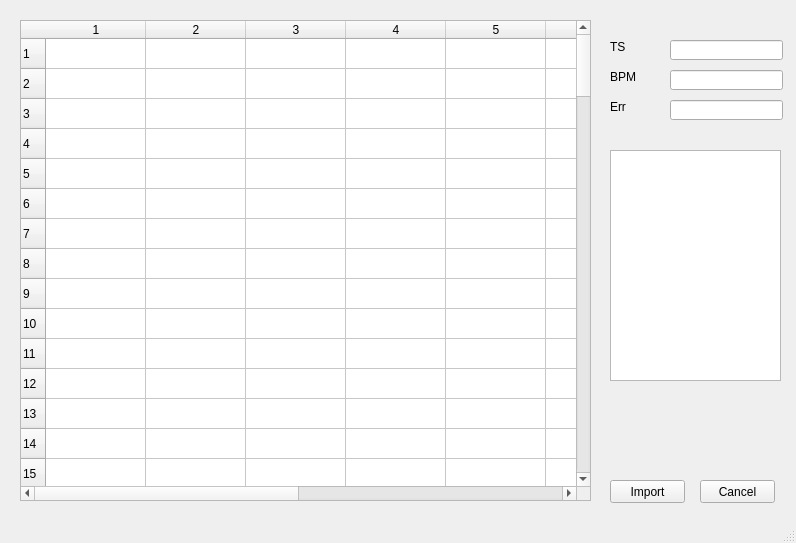
Old version of the form gui/nf_import_window.ui in the repository nh2oh/au.
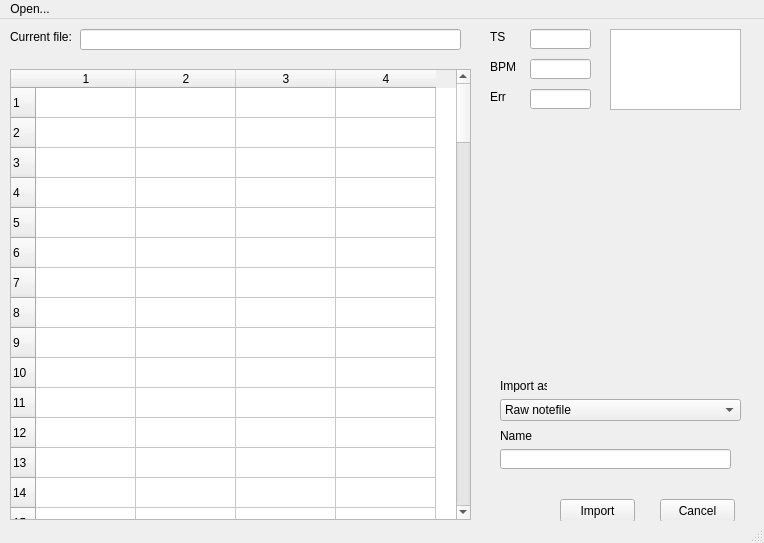
New version of the form.

Commit message: more notefile import

```diff
--- a/gui/nf_import_window.ui
+++ b/gui/nf_import_window.ui
@@ -6,7 +6,7 @@
    <rect>
     <x>0</x>
     <y>0</y>
-    <width>796</width>
+    <width>764</width>
     <height>543</height>
    </rect>
   </property>
@@ -17,17 +17,17 @@
    <widget class="QTableWidget" name="nf_data">
     <property name="geometry">
      <rect>
-      <x>20</x>
-      <y>20</y>
-      <width>571</width>
-      <height>481</height>
+      <x>10</x>
+      <y>50</y>
+      <width>461</width>
+      <height>451</height>
      </rect>
     </property>
     <property name="rowCount">
      <number>100</number>
     </property>
     <property name="columnCount">
-     <number>10</number>
+     <number>4</number>
     </property>
     <row/>
     <row/>
@@ -133,17 +133,11 @@
     <column/>
     <column/>
     <column/>
-    <column/>
-    <column/>
-    <column/>
-    <column/>
-    <column/>
-    <column/>
    </widget>
    <widget class="QPushButton" name="cancel">
     <property name="geometry">
      <rect>
-      <x>700</x>
+      <x>660</x>
       <y>480</y>
       <width>75</width>
       <height>23</height>
@@ -156,7 +150,7 @@
    <widget class="QPushButton" name="import_2">
     <property name="geometry">
      <rect>
-      <x>610</x>
+      <x>560</x>
       <y>480</y>
       <width>75</width>
       <height>23</height>
@@ -169,9 +163,9 @@
    <widget class="QLineEdit" name="ts">
     <property name="geometry">
      <rect>
-      <x>670</x>
-      <y>40</y>
-      <width>113</width>
+      <x>530</x>
+      <y>10</y>
+      <width>61</width>
       <height>20</height>
      </rect>
     </property>
@@ -179,9 +173,9 @@
    <widget class="QLineEdit" name="bpm">
     <property name="geometry">
      <rect>
-      <x>670</x>
-      <y>70</y>
-      <width>113</width>
+      <x>530</x>
+      <y>40</y>
+      <width>61</width>
       <height>20</height>
      </rect>
     </property>
@@ -189,10 +183,10 @@
    <widget class="QLabel" name="label">
     <property name="geometry">
      <rect>
-      <x>610</x>
-      <y>40</y>
-      <width>47</width>
-      <height>13</height>
+      <x>490</x>
+      <y>10</y>
+      <width>31</width>
+      <height>16</height>
      </rect>
     </property>
     <property name="text">
@@ -202,10 +196,10 @@
    <widget class="QLabel" name="label_2">
     <property name="geometry">
      <rect>
-      <x>610</x>
-      <y>70</y>
-      <width>47</width>
-      <height>13</height>
+      <x>490</x>
+      <y>40</y>
+      <width>31</width>
+      <height>16</height>
      </rect>
     </property>
     <property name="text">
@@ -215,10 +209,10 @@
    <widget class="QLabel" name="label_3">
     <property name="geometry">
      <rect>
-      <x>610</x>
-      <y>100</y>
-      <width>47</width>
-      <height>13</height>
+      <x>490</x>
+      <y>70</y>
+      <width>31</width>
+      <height>16</height>
      </rect>
     </property>
     <property name="text">
@@ -228,9 +222,9 @@
    <widget class="QLineEdit" name="err">
     <property name="geometry">
      <rect>
-      <x>670</x>
-      <y>100</y>
-      <width>113</width>
+      <x>530</x>
+      <y>70</y>
+      <width>61</width>
       <height>20</height>
      </rect>
     </property>
@@ -239,22 +233,112 @@
     <property name="geometry">
      <rect>
       <x>610</x>
-      <y>150</y>
-      <width>171</width>
-      <height>231</height>
+      <y>10</y>
+      <width>131</width>
+      <height>81</height>
      </rect>
     </property>
    </widget>
+   <widget class="QComboBox" name="comboBox">
+    <property name="geometry">
+     <rect>
+      <x>500</x>
+      <y>380</y>
+      <width>241</width>
+      <height>22</height>
+     </rect>
+    </property>
+    <item>
+     <property name="text">
+      <string>Raw notefile</string>
+     </property>
+    </item>
+    <item>
+     <property name="text">
+      <string>Separate rp, scd</string>
+     </property>
+    </item>
+    <item>
+     <property name="text">
+      <string>Line</string>
+     </property>
+    </item>
+   </widget>
+   <widget class="QLabel" name="label_4">
+    <property name="geometry">
+     <rect>
+      <x>500</x>
+      <y>360</y>
+      <width>47</width>
+      <height>13</height>
+     </rect>
+    </property>
+    <property name="text">
+     <string>Import as:</string>
+    </property>
+   </widget>
+   <widget class="QLineEdit" name="lineEdit">
+    <property name="geometry">
+     <rect>
+      <x>500</x>
+      <y>430</y>
+      <width>231</width>
+      <height>20</height>
+     </rect>
+    </property>
+   </widget>
+   <widget class="QLabel" name="label_6">
+    <property name="geometry">
+     <rect>
+      <x>500</x>
+      <y>410</y>
+      <width>47</width>
+      <height>13</height>
+     </rect>
+    </property>
+    <property name="text">
+     <string>Name</string>
+    </property>
+   </widget>
+   <widget class="QLineEdit" name="lineEdit_2">
+    <property name="geometry">
+     <rect>
+      <x>80</x>
+      <y>10</y>
+      <width>381</width>
+      <height>21</height>
+     </rect>
+    </property>
+   </widget>
+   <widget class="QLabel" name="label_5">
+    <property name="geometry">
+     <rect>
+      <x>10</x>
+      <y>10</y>
+      <width>61</width>
+      <height>16</height>
+     </rect>
+    </property>
+    <property name="text">
+     <string>Current file:</string>
+    </property>
+   </widget>
   </widget>
   <widget class="QMenuBar" name="menubar">
    <property name="geometry">
     <rect>
      <x>0</x>
      <y>0</y>
-     <width>796</width>
+     <width>764</width>
      <height>18</height>
     </rect>
    </property>
+   <widget class="QMenu" name="menuOpen">
+    <property name="title">
+     <string>Open...</string>
+    </property>
+   </widget>
+   <addaction name="menuOpen"/>
   </widget>
   <widget class="QStatusBar" name="statusbar"/>
  </widget>
```
Left out of the diff: 2 changed lines with no effect on the pictures. The commit also changes 25 other files.
